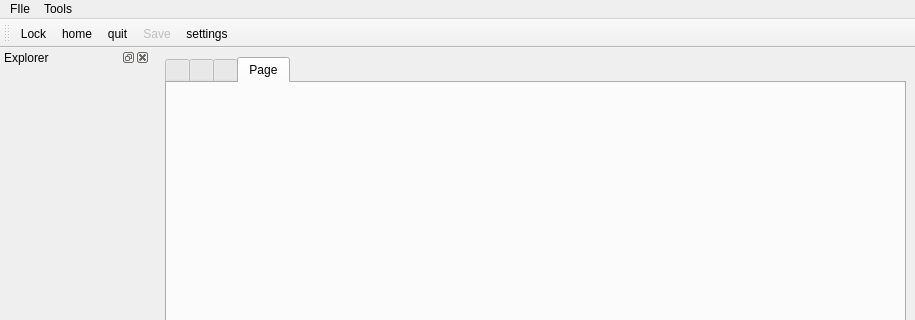
Old version of the form python_modules/main_view/main_window.ui in the repository cyril711/git-MythicWar; both pictures show x 0 to 915 and y 0 to 320 of the 915 by 875 pixel window.
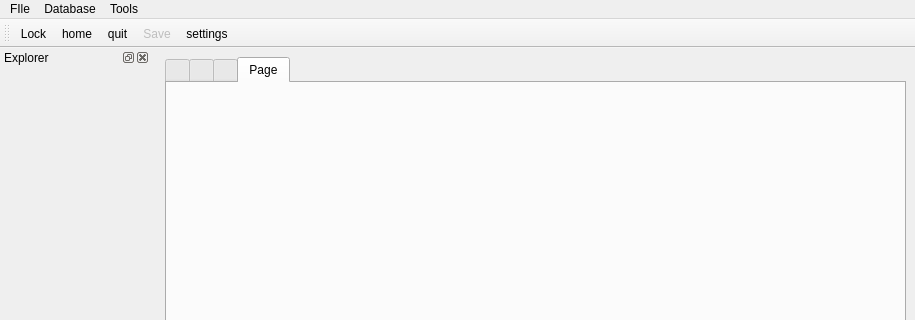
New version of the form. The open tabs and pages were chosen to show the change. Icons and pictures are not drawn.

```diff
--- a/python_modules/main_view/main_window.ui
+++ b/python_modules/main_view/main_window.ui
@@ -97,15 +97,23 @@
    </widget>
    <widget class="QMenu" name="menuTools">
     <property name="title">
-     <string>Tools</string>
+     <string>Database</string>
     </property>
     <addaction name="actionGenerate_Thumbnail"/>
     <addaction name="actionLaunch_SQlite"/>
     <addaction name="actionReset_attributes"/>
     <addaction name="actionAdd_Kingdom"/>
    </widget>
+   <widget class="QMenu" name="menuDesign">
+    <property name="title">
+     <string>Tools</string>
+    </property>
+    <addaction name="actionStylesheet"/>
+    <addaction name="actionApplyStyleSheet"/>
+   </widget>
    <addaction name="menuFIle"/>
    <addaction name="menuTools"/>
+   <addaction name="menuDesign"/>
   </widget>
   <widget class="QStatusBar" name="statusbar"/>
   <widget class="QDockWidget" name="explorerDockWidget">
```
Left out of the diff: 15 changed lines with no effect on the pictures.
